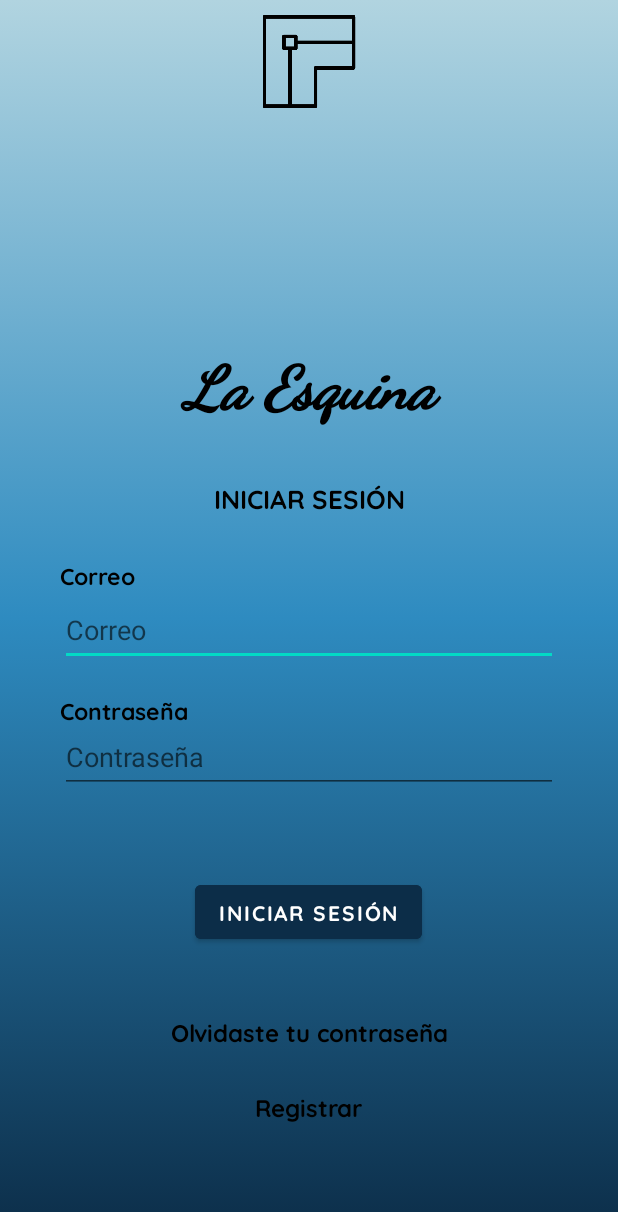
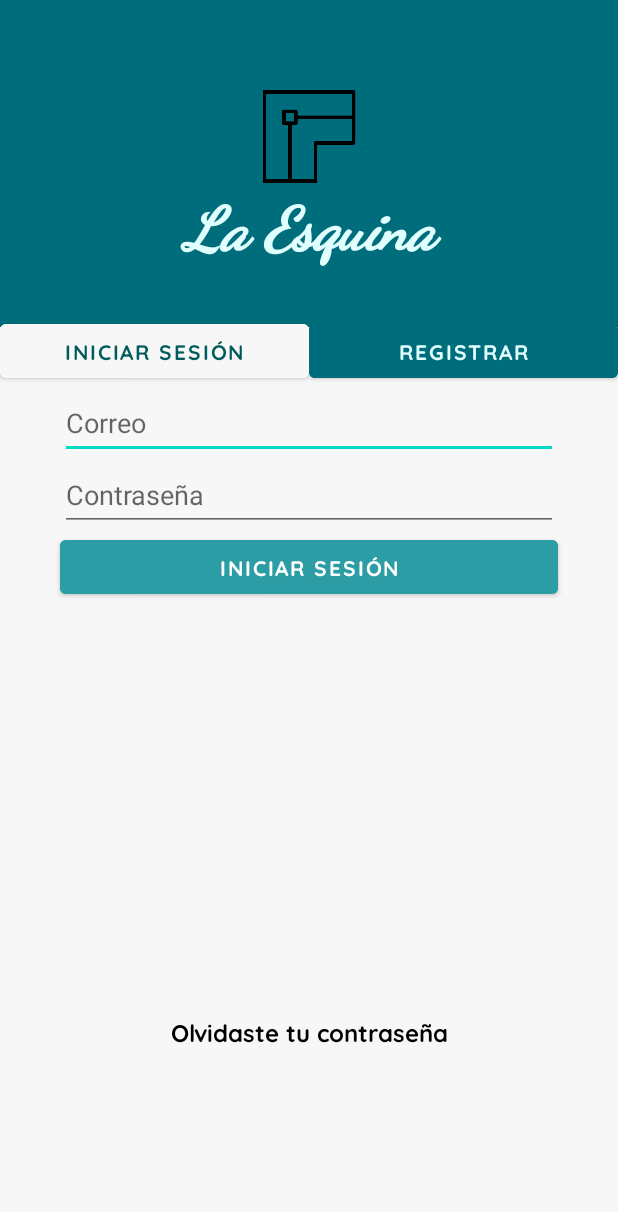
Before and after one commit to JordanNoah7/LaEsquinaMovil, an Android app: the screen it shows after launch (MainActivity), on a phone screen of 412 x 824 dp. Shown: the top 1212 px of the screen. Run offline under Robolectric (Android 15) with nearby library versions, the phone set to English and light mode, and no system bars.

Commit message:
Login y Register(colores)

```diff
--- a/app/src/main/res/layout/activity_main.xml
+++ b/app/src/main/res/layout/activity_main.xml
@@ -5,23 +5,76 @@
     android:layout_width="match_parent"
     android:layout_height="match_parent"
     tools:context=".MainActivity"
-    android:background="@drawable/fondo_login">
+    android:background="@color/fondo">
+
+    <ImageView
+        android:id="@+id/logo"
+        android:layout_width="match_parent"
+        android:layout_height="62dp"
+        android:layout_marginTop="60dp"
+        app:layout_constraintStart_toStartOf="parent"
+        app:layout_constraintTop_toTopOf="parent"
+        app:srcCompat="@drawable/logo"
+        android:contentDescription="@string/titulo" />
 
     <TextView
         android:id="@+id/tvTitulo"
         android:layout_width="match_parent"
         android:layout_height="wrap_content"
-        android:layout_marginBottom="540dp"
+        android:layout_marginBottom="490dp"
         android:text="@string/titulo"
         android:fontFamily="@font/dancing_script_bold"
-        app:layout_constraintBottom_toBottomOf="parent"
+        app:layout_constraintTop_toBottomOf="@id/logo"
         app:layout_constraintEnd_toEndOf="parent"
         app:layout_constraintHorizontal_bias="0.498"
         app:layout_constraintStart_toStartOf="parent"
         android:textStyle="bold|italic"
         android:textSize="40sp"
         android:textAlignment="center"
-        android:textColor="@color/black"/>
+        android:textColor="@color/texto_blanco"/>
+
+    <FrameLayout
+        android:layout_width="0dp"
+        android:layout_height="0dp"
+        android:background="@color/fondo2"
+        android:layout_marginTop="8dp"
+        app:layout_constraintBottom_toBottomOf="parent"
+        app:layout_constraintEnd_toEndOf="parent"
+        app:layout_constraintHorizontal_bias="1.0"
+        app:layout_constraintStart_toStartOf="parent"
+        app:layout_constraintTop_toTopOf="@+id/bLoginPage"
+        app:layout_constraintVertical_bias="0.0">
+
+    </FrameLayout>
+
+    <Button
+        android:id="@+id/bLoginPage"
+        android:layout_width="0dp"
+        android:layout_height="wrap_content"
+        android:layout_marginTop="32dp"
+        android:backgroundTint="@color/fondo2"
+        android:textColor="@color/texto"
+        android:fontFamily="@font/quicksand_bold"
+        android:onClick="Login"
+        android:text="@string/inicia_sesion"
+        app:layout_constraintEnd_toStartOf="@+id/bRegisterPage"
+        app:layout_constraintHorizontal_bias="0.51"
+        app:layout_constraintStart_toStartOf="parent"
+        app:layout_constraintTop_toBottomOf="@+id/tvTitulo" />
+
+    <Button
+        android:id="@+id/bRegisterPage"
+        android:layout_width="0dp"
+        android:layout_height="wrap_content"
+        android:backgroundTint="@color/fondo"
+        android:textColor="@color/texto_blanco"
+        android:fontFamily="@font/quicksand_bold"
+        android:onClick="Login"
+        android:text="@string/registrar"
+        app:layout_constraintEnd_toEndOf="parent"
+        app:layout_constraintHorizontal_bias="0.498"
+        app:layout_constraintStart_toEndOf="@id/bLoginPage"
+        app:layout_constraintTop_toTopOf="@+id/bLoginPage" />
 
     <EditText
         android:id="@+id/etCorreo"
@@ -29,41 +82,14 @@
         android:layout_height="wrap_content"
         android:layout_marginStart="40dp"
         android:layout_marginEnd="40dp"
-        android:layout_marginBottom="380dp"
         android:autofillHints="emailAddress"
         android:ems="10"
         android:hint="@string/correo"
         android:inputType="textEmailAddress"
         android:minHeight="48dp"
-        app:layout_constraintBottom_toBottomOf="parent"
+        app:layout_constraintTop_toBottomOf="@id/bLoginPage"
         app:layout_constraintStart_toStartOf="parent"
         tools:ignore="LabelFor" />
-
-    <TextView
-        android:id="@+id/tvInicioSesion"
-        android:layout_width="match_parent"
-        android:layout_height="wrap_content"
-        android:layout_marginBottom="480dp"
-        android:text="@string/inicia_sesion"
-        android:fontFamily="@font/quicksand_bold"
-        app:layout_constraintBottom_toBottomOf="parent"
-        app:layout_constraintStart_toStartOf="parent"
-        android:textSize="17sp"
-        android:textAlignment="center"
-        android:textColor="@color/black"/>
-
-    <TextView
-        android:id="@+id/tvCorreo"
-        android:layout_width="wrap_content"
-        android:layout_height="wrap_content"
-        android:layout_marginStart="40dp"
-        android:layout_marginBottom="430dp"
-        android:text="@string/correo"
-        android:fontFamily="@font/quicksand_bold"
-        app:layout_constraintBottom_toBottomOf="parent"
-        app:layout_constraintStart_toStartOf="parent"
-        android:textSize="15sp"
-        android:textColor="@color/black"/>
 
     <EditText
         android:id="@+id/etPassword"
@@ -71,42 +97,27 @@
         android:layout_height="wrap_content"
         android:layout_marginStart="40dp"
         android:layout_marginEnd="40dp"
-        android:layout_marginBottom="295dp"
         android:autofillHints="password"
         android:ems="10"
         android:hint="@string/contrasena"
         android:inputType="textPassword"
         android:minHeight="48dp"
-        app:layout_constraintBottom_toBottomOf="parent"
+        app:layout_constraintTop_toBottomOf="@id/etCorreo"
         app:layout_constraintStart_toStartOf="parent"
         tools:ignore="LabelFor" />
 
     <Button
         android:id="@+id/bLogin"
-        android:layout_width="wrap_content"
+        android:layout_width="0dp"
         android:layout_height="wrap_content"
-        android:layout_marginBottom="192dp"
-        android:backgroundTint="@color/DarkBlue"
+        android:backgroundTint="@color/boton"
         android:onClick="Login"
         android:text="@string/inicia_sesion"
         android:fontFamily="@font/quicksand_bold"
-        app:layout_constraintBottom_toBottomOf="parent"
-        app:layout_constraintEnd_toEndOf="parent"
+        app:layout_constraintTop_toBottomOf="@id/etPassword"
+        app:layout_constraintEnd_toEndOf="@id/etPassword"
         app:layout_constraintHorizontal_bias="0.498"
-        app:layout_constraintStart_toStartOf="parent" />
-
-    <TextView
-        android:id="@+id/tvPassword"
-        android:layout_width="wrap_content"
-        android:layout_height="wrap_content"
-        android:layout_marginStart="40dp"
-        android:layout_marginBottom="340dp"
-        android:text="@string/contrasena"
-        android:fontFamily="@font/quicksand_bold"
-        app:layout_constraintBottom_toBottomOf="parent"
-        app:layout_constraintStart_toStartOf="parent"
-        android:textSize="15sp"
-        android:textColor="@color/black"/>
+        app:layout_constraintStart_toStartOf="@id/etPassword" />
 
     <TextView
         android:id="@+id/tvOlvido"
@@ -120,29 +131,6 @@
         app:layout_constraintStart_toStartOf="parent"
         android:textSize="16sp"
         android:textAlignment="center"
-        android:textColor="@color/black"/>
-
-    <TextView
-        android:id="@+id/tvRegistro"
-        android:layout_width="wrap_content"
-        android:layout_height="wrap_content"
-        android:layout_marginBottom="75dp"
-        android:text="@string/registrar"
-        android:fontFamily="@font/quicksand_bold"
-        app:layout_constraintBottom_toBottomOf="parent"
-        app:layout_constraintEnd_toEndOf="parent"
-        app:layout_constraintStart_toStartOf="parent"
-        android:textSize="16sp"
-        android:textColor="@color/black"/>
-
-    <ImageView
-        android:id="@+id/imageView"
-        android:layout_width="match_parent"
-        android:layout_height="62dp"
-        android:layout_marginTop="10dp"
-        app:layout_constraintStart_toStartOf="parent"
-        app:layout_constraintTop_toTopOf="parent"
-        app:srcCompat="@drawable/logo"
-        android:contentDescription="@string/titulo" />
+        android:textColor="@color/black" />
 
 </androidx.constraintlayout.widget.ConstraintLayout>
--- a/app/src/main/res/values/colors.xml
+++ b/app/src/main/res/values/colors.xml
@@ -12,4 +12,9 @@
     <color name="Blue">#2E8BC0</color>
     <color name="BabyBlue">#B1D4E0</color>
     <color name="blancoTransparente">#7F000000</color>
+    <color name="fondo">#006D7C</color>
+    <color name="boton">#2C9DA5</color>
+    <color name="fondo2">#F7F7F7</color>
+    <color name="texto">#005C5C</color>
+    <color name="texto_blanco">#E0FFFF</color>
 </resources>
```
